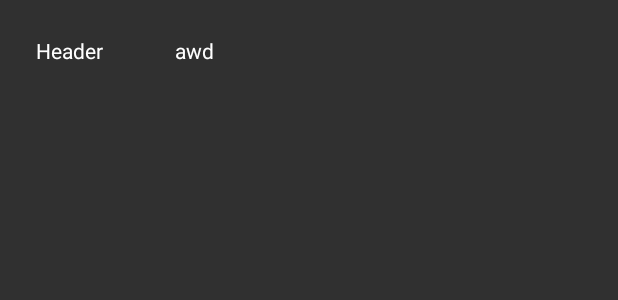
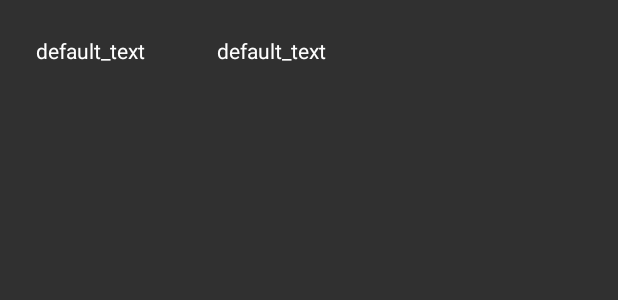
Before and after one commit to Bonuseto/RewritedVisaChecker, an Android app: the layout row.xml on its own in the app's theme, with its tools: preview values and no code run, on a phone screen of 412 x 824 dp. Shown: the top 300 px of the screen. Run offline under Robolectric (Android 15) with nearby library versions, the phone set to English and light mode, and no system bars.

```diff
--- a/app/src/main/res/layout/row.xml
+++ b/app/src/main/res/layout/row.xml
@@ -2,23 +2,22 @@
 <LinearLayout xmlns:android="http://schemas.android.com/apk/res/android"
     android:layout_width="match_parent"
     android:layout_height="match_parent"
-    android:orientation="horizontal" >
+    android:orientation="horizontal">
 
     <TextView
         android:id="@+id/application_number"
         android:layout_width="wrap_content"
         android:layout_height="wrap_content"
-        android:text="Header"
         android:padding="24dp"
-        android:textColor="#FFFFFF"/>
+        android:text="@string/default_text"
+        android:textColor="#FFFFFF" />
 
     <TextView
+        android:id="@+id/status"
         android:layout_width="wrap_content"
         android:layout_height="wrap_content"
-        android:id="@+id/status"
-        android:text="awd"
         android:padding="24dp"
-        android:textColor="#FFFFFF"/>
-
+        android:text="@string/default_text"
+        android:textColor="#FFFFFF" />
 
 </LinearLayout>
--- a/app/src/main/res/values/strings.xml
+++ b/app/src/main/res/values/strings.xml
@@ -9,4 +9,5 @@
     <string name="visa_year">YYYY</string>
     <string name="submit">dodi</string>
     <string name="contentDescriptionFloatingButton">TODO</string>
+    <string name="default_text">default_text</string>
 </resources>
```
Also changed, not shown: app/src/main/AndroidManifest.xml (+4 -6 lines), app/src/main/java/com/example/rewritedvisachecker/UserHelper.java (+6 -5 lines), app/src/main/java/model/Visa.java (deleted, +0 -22 lines), app/src/main/java/model/VisaStatus.java (deleted, +0 -7 lines), app/src/main/res/anim/down_from_top.xml (+5 -3 lines), app/src/main/res/layout/activity_main.xml (+5 -7 lines).
